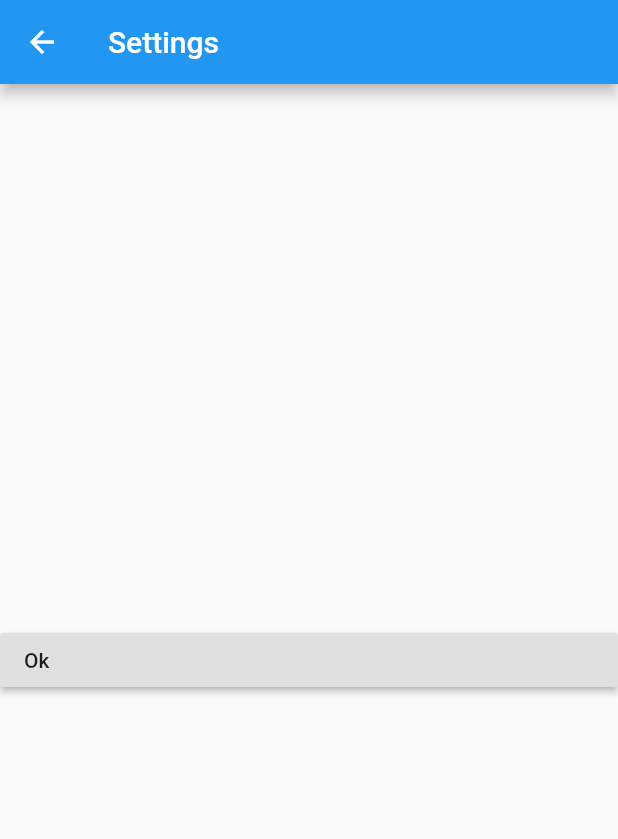
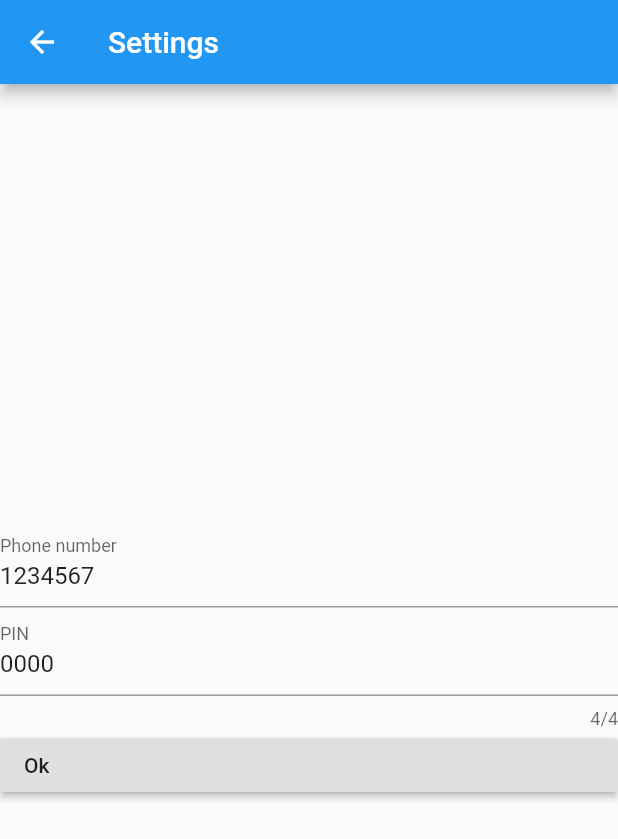
Before and after one commit to wjr-/heater-starter, a Flutter app: the screen it shows after launch, after a tap on the "settings" icon, on a phone screen of 412 x 824 dp. Shown: the top 839 px of the screen. Run offline on Flutter 3.47's test engine with Material 2 defaults, Android fonts, the phone set to English and light mode, and no system bars; missing offline and left inert: sms.

Commit message:
Phone number and pin code fields

```diff
--- a/heater_starter/lib/app_state.dart
+++ b/heater_starter/lib/app_state.dart
@@ -5,16 +5,16 @@ enum HeaterState { stopped, starting, heating, scheduled }
 class AppState {
   AppState() {
     this._heaterState = HeaterState.stopped;
-    _pin = "0000";
-    _phoneNumber = "1234567";
+    pin = "0000";
+    phoneNumber = "1234567";
 
-    _control = HeaterControl(_pin, _phoneNumber);
+    _control = HeaterControl(pin, phoneNumber);
   }
 
   HeaterState _heaterState;
   HeaterControl _control;
-  String _pin;
-  String _phoneNumber;
+  String pin;
+  String phoneNumber;
 
   HeaterState getHeaterState() {
     return _heaterState;
--- a/heater_starter/lib/heater_control.dart
+++ b/heater_starter/lib/heater_control.dart
@@ -13,5 +13,6 @@ class HeaterControl {
 
     return await sender
         .sendSms(new SmsMessage(phoneNumber, startMessage.toString()));
+    // handle errors?
   }
 }
--- a/heater_starter/lib/home_screen.dart
+++ b/heater_starter/lib/home_screen.dart
@@ -4,7 +4,7 @@ import 'app_state.dart';
 import 'settings_screen.dart';
 
 class HeaterStarterHomeScreen extends StatefulWidget {
-  HeaterStarterHomeScreen({Key key, this.title, this.appState})
+  HeaterStarterHomeScreen({Key key, this.title, @required this.appState})
       : super(key: key);
 
   final String title;
@@ -25,7 +25,10 @@ class _HeaterStarterHomeState extends State<HeaterStarterHomeScreen> {
   void _settings() {
     Navigator.push(
       context,
-      MaterialPageRoute(builder: (context) => HeaterStarterSettingsScreen()),
+      MaterialPageRoute(
+          builder: (context) => HeaterStarterSettingsScreen(
+                appState: appState,
+              )),
     );
   }
 
--- a/heater_starter/lib/settings_screen.dart
+++ b/heater_starter/lib/settings_screen.dart
@@ -3,7 +3,8 @@ import 'package:flutter/material.dart';
 import 'app_state.dart';
 
 class HeaterStarterSettingsScreen extends StatefulWidget {
-  HeaterStarterSettingsScreen({Key key, this.appState}) : super(key: key);
+  HeaterStarterSettingsScreen({Key key, @required this.appState})
+      : super(key: key);
   final AppState appState;
 
   @override
@@ -12,8 +13,15 @@ class HeaterStarterSettingsScreen extends StatefulWidget {
 }
 
 class _HeaterStarterSettingsState extends State<HeaterStarterSettingsScreen> {
-  _HeaterStarterSettingsState(this.appState);
+  _HeaterStarterSettingsState(this.appState) {
+    _phoneNumberController.text = appState.phoneNumber;
+    _pinController.text = appState.pin;
+  }
+
   final AppState appState;
+  final _settingsFormKey = GlobalKey<FormState>();
+  final _phoneNumberController = TextEditingController();
+  final _pinController = TextEditingController();
 
   @override
   Widget build(BuildContext context) {
@@ -25,8 +33,31 @@ class _HeaterStarterSettingsState extends State<HeaterStarterSettingsScreen> {
         child: Column(
           mainAxisAlignment: MainAxisAlignment.center,
           children: <Widget>[
+            Form(
+              key: _settingsFormKey,
+              child: Column(
+                children: <Widget>[
+                  TextFormField(
+                    keyboardType: TextInputType.phone,
+                    controller: _phoneNumberController,
+                    decoration: InputDecoration(
+                      labelText: "Phone number",
+                    ),
+                  ),
+                  TextFormField(
+                    keyboardType: TextInputType.number,
+                    controller: _pinController,
+                    decoration: InputDecoration(labelText: "PIN"),
+                    maxLength: 4,
+                    maxLengthEnforced: true,
+                  ),
+                ],
+              ),
+            ),
             RaisedButton(
                 onPressed: () {
+                  appState.phoneNumber = _phoneNumberController.text;
+                  appState.pin = _pinController.text;
                   Navigator.pop(context);
                 },
                 child: Row(
@@ -37,4 +68,11 @@ class _HeaterStarterSettingsState extends State<HeaterStarterSettingsScreen> {
       ),
     );
   }
+
+  @override
+  void dispose() {
+    _phoneNumberController.dispose();
+    _pinController.dispose();
+    super.dispose();
+  }
 }
```
